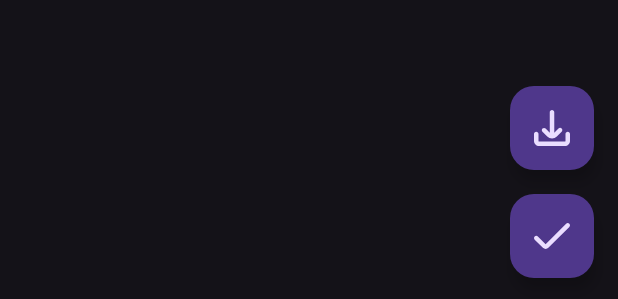
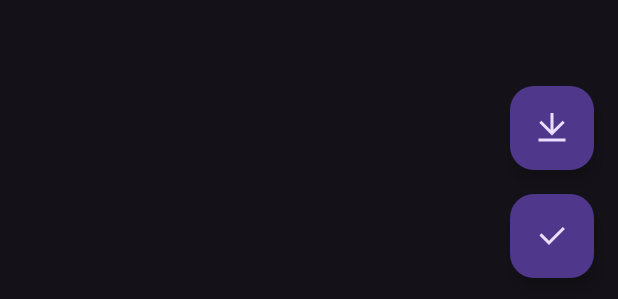
Before and after one commit to PopovGitProjects/NoteBookSQLite, an Android app: the layout fragment_add.xml on its own in the app's theme, with its tools: preview values and no code run, on a phone screen of 412 x 824 dp. Shown: the part 934-1233 px from the top of the screen. Run offline under Robolectric (Android 15) with nearby library versions, the phone set to English and light mode, and no system bars.

Commit message:
Добавил новые иконки кнопок. Некорректно работает кнопка fabCheck в Add Note. Разобраться с permissions на показ картинок.

```diff
--- a/app/src/main/res/drawable/ic_icon_check.xml
+++ b/app/src/main/res/drawable/ic_icon_check.xml
@@ -1,4 +1,9 @@
-<vector android:height="64dp" android:viewportHeight="507.51"
-    android:viewportWidth="507.51" android:width="64dp" xmlns:android="http://schemas.android.com/apk/res/android">
-    <path android:fillColor="#FF000000" android:pathData="M163.87,436.93c-14.41,0.01 -28.22,-5.72 -38.4,-15.91L9.37,304.97c-12.49,-12.5 -12.49,-32.75 0,-45.25l0,0c12.5,-12.49 32.75,-12.49 45.25,0l109.25,109.25L452.89,79.94c12.5,-12.49 32.75,-12.49 45.25,0l0,0c12.49,12.5 12.49,32.75 0,45.25L202.26,421.02C192.09,431.21 178.27,436.94 163.87,436.93z"/>
+<vector xmlns:android="http://schemas.android.com/apk/res/android"
+    android:width="24dp"
+    android:height="24dp"
+    android:viewportWidth="24"
+    android:viewportHeight="24">
+  <path
+      android:fillColor="#FF000000"
+      android:pathData="M10,15.172l9.192,-9.193 1.415,1.414L10,18l-6.364,-6.364 1.414,-1.414z"/>
 </vector>
--- /dev/null
+++ b/app/src/main/res/drawable/ic_icon_delete.xml
@@ -0,0 +1,9 @@
+<vector xmlns:android="http://schemas.android.com/apk/res/android"
+    android:width="24dp"
+    android:height="24dp"
+    android:viewportWidth="24"
+    android:viewportHeight="24">
+  <path
+      android:fillColor="#FFFFFFFF"
+      android:pathData="M4,8h16v13a1,1 0,0 1,-1 1L5,22a1,1 0,0 1,-1 -1L4,8zM6,10v10h12L18,10L6,10zM9,12h2v6L9,18v-6zM13,12h2v6h-2v-6zM7,5L7,3a1,1 0,0 1,1 -1h8a1,1 0,0 1,1 1v2h5v2L2,7L2,5h5zM9,4v1h6L15,4L9,4z"/>
+</vector>
--- a/app/src/main/res/drawable/ic_icon_download.xml
+++ b/app/src/main/res/drawable/ic_icon_download.xml
@@ -1,5 +1,9 @@
-<vector android:height="64dp" android:viewportHeight="512"
-    android:viewportWidth="512" android:width="64dp" xmlns:android="http://schemas.android.com/apk/res/android">
-    <path android:fillColor="#FF000000" android:pathData="M188.82,377.6c37.49,37.49 98.27,37.49 135.76,0c0,0 0,-0 0,-0l68.52,-68.52c12.71,-12.28 13.06,-32.54 0.79,-45.25c-12.28,-12.71 -32.54,-13.06 -45.25,-0.79c-0.27,0.26 -0.53,0.52 -0.79,0.79l-59.37,59.35L288,32c0,-17.67 -14.33,-32 -32,-32l0,0c-17.67,0 -32,14.33 -32,32l0.45,290.71l-58.9,-58.9c-12.71,-12.28 -32.97,-11.93 -45.25,0.79c-11.98,12.4 -11.98,32.06 0,44.46L188.82,377.6z"/>
-    <path android:fillColor="#FF000000" android:pathData="M480,309.33c-17.67,0 -32,14.33 -32,32v97.94c-0.01,4.81 -3.91,8.71 -8.73,8.73H72.72c-4.81,-0.01 -8.71,-3.91 -8.73,-8.73v-97.94c0,-17.67 -14.33,-32 -32,-32s-32,14.33 -32,32v97.94C0.05,479.42 32.58,511.95 72.72,512h366.55c40.15,-0.05 72.68,-32.58 72.72,-72.72v-97.94C512,323.66 497.67,309.33 480,309.33z"/>
+<vector xmlns:android="http://schemas.android.com/apk/res/android"
+    android:width="24dp"
+    android:height="24dp"
+    android:viewportWidth="24"
+    android:viewportHeight="24">
+  <path
+      android:fillColor="#FF000000"
+      android:pathData="M3,19h18v2L3,21v-2zM13,13.172L19.071,7.1l1.414,1.414L12,17 3.515,8.515 4.929,7.1 11,13.17L11,2h2v11.172z"/>
 </vector>
--- /dev/null
+++ b/app/src/main/res/drawable/ic_icon_image_edit.xml
@@ -0,0 +1,9 @@
+<vector xmlns:android="http://schemas.android.com/apk/res/android"
+    android:width="24dp"
+    android:height="24dp"
+    android:viewportWidth="24"
+    android:viewportHeight="24">
+  <path
+      android:fillColor="#FFFFFFFF"
+      android:pathData="M20,3c0.552,0 1,0.448 1,1v1.757l-2,2L19,5L5,5v8.1l4,-4 4.328,4.329 -1.415,1.413L9,11.93l-4,3.999L5,19h10.533l0.708,0.001 1.329,-1.33L18.9,19h0.1v-2.758l2,-2L21,20c0,0.552 -0.448,1 -1,1L4,21c-0.55,0 -1,-0.45 -1,-1L3,4c0,-0.552 0.448,-1 1,-1h16zM21.778,7.808l1.414,1.414L15.414,17l-1.416,-0.002 0.002,-1.412 7.778,-7.778zM15.5,7c0.828,0 1.5,0.672 1.5,1.5s-0.672,1.5 -1.5,1.5S14,9.328 14,8.5 14.672,7 15.5,7z"/>
+</vector>
--- a/app/src/main/res/layout/fragment_add.xml
+++ b/app/src/main/res/layout/fragment_add.xml
@@ -76,12 +76,12 @@
         android:layout_marginEnd="16dp"
         android:layout_marginBottom="16dp"
         android:clickable="true"
+        android:contentDescription="@string/check_button"
+        android:focusable="true"
         android:src="@drawable/ic_icon_check"
         app:layout_constraintBottom_toBottomOf="parent"
         app:layout_constraintEnd_toEndOf="parent"
-        tools:ignore="SpeakableTextPresentCheck"
-        android:focusable="true"
-        android:contentDescription="TODO" />
+        tools:ignore="SpeakableTextPresentCheck,RedundantDescriptionCheck" />
 
     <com.google.android.material.floatingactionbutton.FloatingActionButton
         android:id="@+id/fabAddImage"
@@ -90,12 +90,12 @@
         android:layout_marginEnd="16dp"
         android:layout_marginBottom="16dp"
         android:clickable="true"
+        android:contentDescription="@string/add_image_button"
+        android:focusable="true"
         android:src="@drawable/ic_icon_download"
         app:layout_constraintBottom_toTopOf="@+id/fabCheck"
         app:layout_constraintEnd_toEndOf="parent"
-        tools:ignore="SpeakableTextPresentCheck"
-        android:focusable="true"
-        android:contentDescription="TODO" />
+        tools:ignore="SpeakableTextPresentCheck,ImageContrastCheck,RedundantDescriptionCheck" />
 
     <com.google.android.material.floatingactionbutton.FloatingActionButton
         android:id="@+id/fabEdit"
@@ -108,7 +108,8 @@
         android:src="@drawable/ic_edit_line"
         app:layout_constraintBottom_toBottomOf="parent"
         app:layout_constraintStart_toStartOf="parent"
-        tools:ignore="SpeakableTextPresentCheck" />
+        tools:ignore="SpeakableTextPresentCheck"
+        android:contentDescription="@string/floating_action_button" />
 
     <androidx.constraintlayout.widget.ConstraintLayout
         android:id="@+id/imageLayout"
@@ -131,7 +132,8 @@
             app:layout_constraintStart_toStartOf="parent"
             app:layout_constraintTop_toTopOf="parent"
             tools:src="@tools:sample/avatars"
-            tools:visibility="visible" />
+            tools:visibility="visible"
+            android:contentDescription="@string/image_view" />
 
         <ImageButton
             android:id="@+id/imgBtnEdit"
@@ -142,10 +144,11 @@
             android:background="@null"
             android:minWidth="48dp"
             android:minHeight="48dp"
-            android:src="@android:drawable/ic_menu_edit"
+            android:src="@drawable/ic_icon_image_edit"
             app:layout_constraintEnd_toEndOf="parent"
             app:layout_constraintTop_toTopOf="parent"
-            tools:ignore="SpeakableTextPresentCheck" />
+            tools:ignore="SpeakableTextPresentCheck"
+            android:contentDescription="@string/add_image_button" />
 
         <ImageButton
             android:id="@+id/imgBtnDelete"
@@ -156,10 +159,11 @@
             android:background="@null"
             android:minWidth="48dp"
             android:minHeight="48dp"
-            android:src="@android:drawable/ic_menu_delete"
+            android:src="@drawable/ic_icon_delete"
             app:layout_constraintBottom_toBottomOf="parent"
             app:layout_constraintEnd_toEndOf="parent"
-            tools:ignore="SpeakableTextPresentCheck" />
+            tools:ignore="SpeakableTextPresentCheck"
+            android:contentDescription="@string/add_image_button" />
     </androidx.constraintlayout.widget.ConstraintLayout>
 
 </androidx.constraintlayout.widget.ConstraintLayout>
--- a/app/src/main/res/layout/fragment_main.xml
+++ b/app/src/main/res/layout/fragment_main.xml
@@ -38,6 +38,7 @@
 
     <SearchView
         android:id="@+id/search"
+        android:src="@drawable/ic_icon_search"
         android:layout_width="match_parent"
         android:layout_height="wrap_content" />
 
--- a/app/src/main/res/values/strings.xml
+++ b/app/src/main/res/values/strings.xml
@@ -7,4 +7,6 @@
     <string name="delete_note">Do you want to delete an entry?</string>
     <string name="delete">Delete</string>
     <string name="no">No</string>
+    <string name="check_button">check button</string>
+    <string name="add_image_button">add image button</string>
 </resources>
```
Also changed, not shown: app/src/main/res/drawable/ic_icon_plus.xml (+8 -3 lines), app/src/main/res/drawable/ic_icon_refresh.xml (added, +9 -0 lines), app/src/main/res/drawable/ic_icon_search.xml (added, +9 -0 lines), app/src/main/res/drawable/ic_launcher_foreground.xml (renamed from app/src/main/res/drawable-v24/ic_launcher_foreground.xml).
